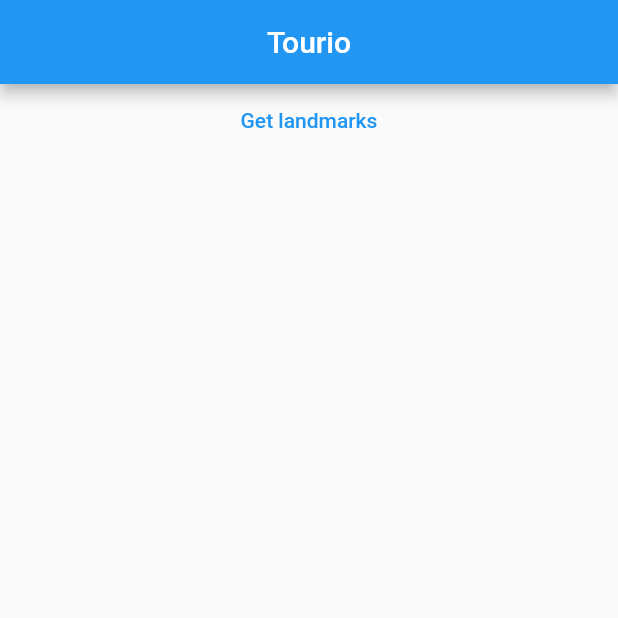
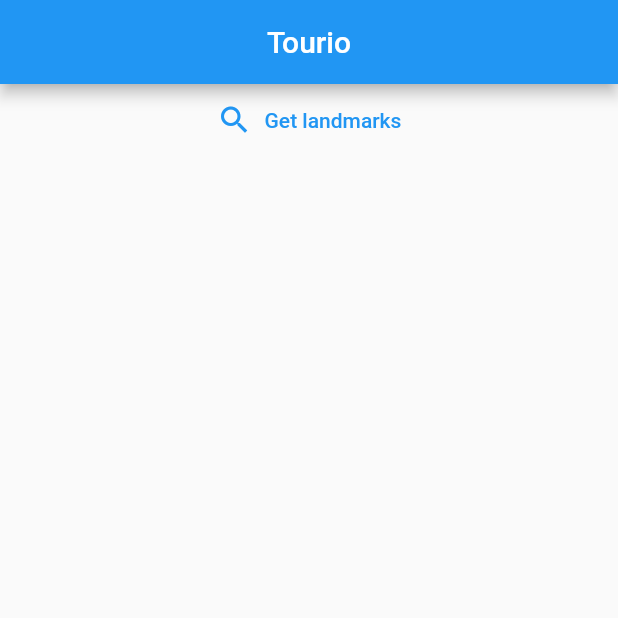
Before and after one commit to vsmart-06/stemist-hacks, a Flutter app: the screen it shows after launch, after a tap on "Get landmarks", on a phone screen of 412 x 824 dp, the top half of it. Run offline on Flutter 3.47's test engine with Material 2 defaults, Android fonts, the light colour scheme and no system bars; our stand-ins replace geolocator, google_maps_flutter.

Commit message:
Added UI stuff
Co-authored-by: mathurnalin15@gmail.com <mathurnalin15@gmail.com>
Co-authored-by: Nalin Mathur <DrSnek@users.noreply.github.com>

```diff
--- a/src/lib/main.dart
+++ b/src/lib/main.dart
@@ -1,12 +1,12 @@
 import "package:flutter/material.dart";
 import "package:tourio/pages/home_page.dart";
+import "package:tourio/pages/map_page.dart";
 
 void main() {
   runApp(
     MaterialApp(
       routes: {
-        "/": (context) => Home()
-      }
+        "/": (context) => Home(), "/map": (context) => MapPage()}
     )
   );
 }
--- a/src/lib/pages/home_page.dart
+++ b/src/lib/pages/home_page.dart
@@ -3,7 +3,7 @@ import "package:geolocator/geolocator.dart";
 import "package:http/http.dart";
 import "dart:convert";
 
-String base = "https://tourio-api.onrender.com";
+String base_url = "http://10.0.2.2:5000";
 
 class Home extends StatefulWidget {
   const Home({super.key});
@@ -13,55 +13,170 @@ class Home extends StatefulWidget {
 }
 
 class _HomeState extends State<Home> {
-
   Position? position;
-  List<Widget> landmarks= [];
+  List<Widget> landmarks = [];
+  List<String> landmark_names = [];
+  List<bool> pressed = [];
+  String floating_data = "";
+  late double width;
+  late double height;
 
   void getPosition() async {
-    Position posit = await Geolocator.getCurrentPosition(desiredAccuracy: LocationAccuracy.best);
-    print(posit);
+    var permission = await Geolocator.checkPermission();
+    if (permission == LocationPermission.denied) {
+      permission = await Geolocator.requestPermission();
+    }
+    Position posit = await Geolocator.getCurrentPosition(
+        desiredAccuracy: LocationAccuracy.best);
     setState(() {
       position = posit;
+      generateLandmarks();
     });
   }
 
-  /* void generateLandmarks () async {
-    landmarks = [];
+  Future<String> getInformation(String location) async {
+    Response info = await get(Uri.parse(base_url + "/details"),
+        headers: {"landmark": location});
 
-    Response response = await get(Uri.parse(base + "/landmarks"));
-    List<Map> landmark_data = jsonDecode(response.body);
+    String details = jsonDecode(info.body)["details"];
+    return details;
+  }
+
+  Widget floatCard() {
+    int index = pressed.indexOf(true);
+    if (index != -1) {
+      return Stack(
+        children: [
+          Container(
+            width: width,
+            height: height,
+            decoration: BoxDecoration(
+              color: Color(0x99000000),
+            ),
+          ),
+          TapRegion(
+            onTapOutside: (event) {
+              setState(() {
+                pressed[pressed.indexOf(true)] = false;
+              });
+            },
+            child: Center(
+                child: Container(
+              width: width * 0.75,
+              height: height * 0.75,
+              child: Card(
+                  shape: RoundedRectangleBorder(
+                      borderRadius: BorderRadius.circular(20),
+                      side: BorderSide(color: Colors.white)),
+                  child: SingleChildScrollView(
+                    child: Padding(
+                      padding: const EdgeInsets.all(20.0),
+                      child: Column(
+                        mainAxisAlignment: MainAxisAlignment.spaceEvenly,
+                        children: [
+                          Padding(
+                            padding: const EdgeInsets.fromLTRB(0, 0, 0, 10),
+                            child: Text(landmark_names[index],
+                                style: TextStyle(
+                                  fontWeight: FontWeight.bold,
+                                ),
+                                textAlign: TextAlign.center,
+                            ),
+                          ),
+                          Text(floating_data)
+                        ],
+                      ),
+                    ),
+                  )),
+            )),
+          ),
+        ],
+      );
+    }
+    return Container();
+  }
+
+  void generateLandmarks() async {
+    List<Widget> temp_landmarks = [];
+    List<String> temp_string_landmarks = [];
+    List<bool> temp_pressed = [];
+
+    Response response = await get(Uri.parse(base_url + "/landmarks"), headers: {
+      "latitude": position!.latitude.toString(),
+      "longitude": position!.longitude.toString()
+    });
+    var landmark_data = jsonDecode(response.body)["landmarks"];
 
     for (Map landmark in landmark_data) {
-      landmarks.add(
-        Text(
-          landmark["name"]
-        )
-      );
+      temp_pressed.add(false);
+      int index = landmark_data.indexOf(landmark);
+      temp_string_landmarks.add(landmark["name"]);
+      Card card = Card(
+          elevation: 20,
+          shape: RoundedRectangleBorder(
+            borderRadius: BorderRadius.circular(20)
+          ),
+          child: Padding(
+        padding: const EdgeInsets.all(5.0),
+        child: TextButton(
+          onPressed: () async {
+            String details = await getInformation(landmark["name"]);
+            setState(() {
+              pressed[index] = true;
+              floating_data = details;
+            });
+          },
+          child: Column(
+            children: [Text(landmark["name"]), Text(landmark["vicinity"])],
+          ),
+        ),
+      ));
+      temp_landmarks.add(Padding(
+        padding: const EdgeInsets.all(10.0),
+        child: card,
+      ));
     }
-  } */
+
+    setState(() {
+      landmarks = temp_landmarks;
+      pressed = temp_pressed;
+      landmark_names = temp_string_landmarks;
+    });
+  }
 
   @override
   Widget build(BuildContext context) {
+    width = MediaQuery.of(context).size.width;
+    height = MediaQuery.of(context).size.height;
     return Scaffold(
         appBar: AppBar(
           title: Text("Tourio"),
           centerTitle: true,
         ),
         body: Center(
-        child: Column(
+            child: Stack(
+          alignment: AlignmentDirectional.topCenter,
           children: [
-            TextButton(
-              child: Text("Get landmarks"),
+            Column(
+              children: [
+                TextButton.icon(
+                  label: Text("Get landmarks"),
+                  icon: Icon(Icons.search),
                   onPressed: () async {
                     getPosition();
                   },
                 ),
-            Column(
+                Expanded(
+                  child: SingleChildScrollView(
+                    child: Column(
                       children: landmarks,
+                    ),
+                  ),
                 )
               ],
-        )
-      )
-    );
+            ),
+            floatCard(),
+          ],
+        )));
   }
 }
```
Also changed, not shown: src/lib/pages/map_page.dart (+18 -12 lines), 3 other files. Lines whose indentation alone changed are shown as unchanged.
